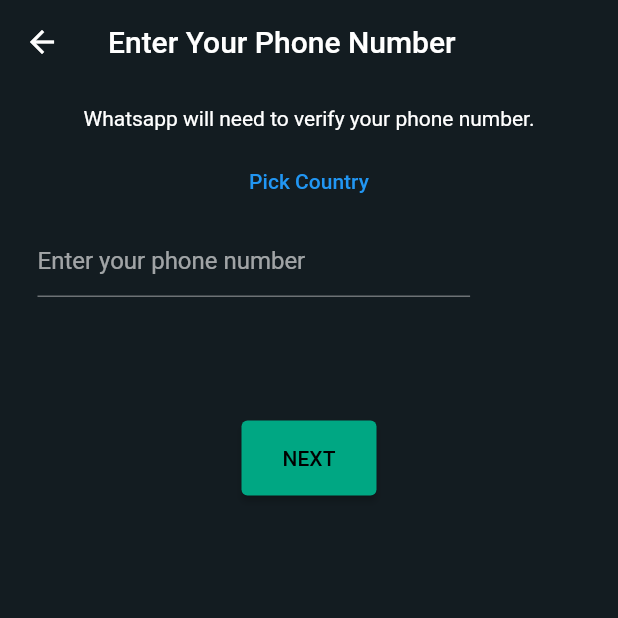
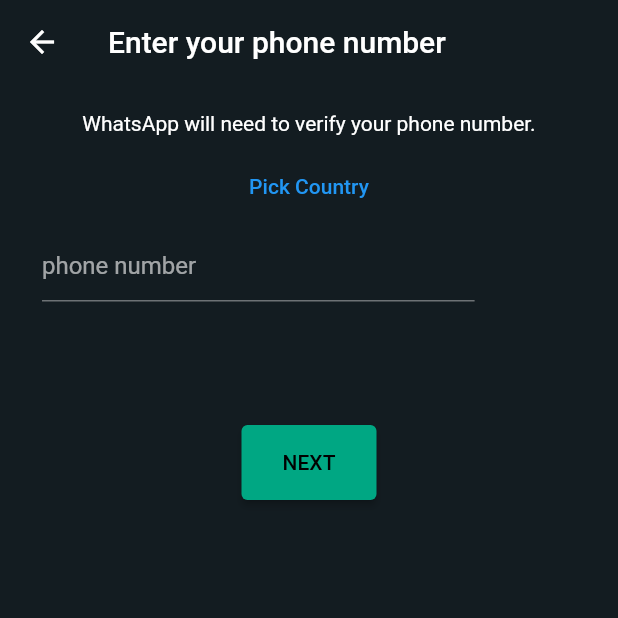
Before and after one commit to abdurrafay2/whatsapp_ui, a Flutter app: the screen it shows after launch, after a tap on "AGREE AND CONTINUE", on a phone screen of 412 x 824 dp, the top half of it. Run offline on Flutter 3.47's test engine with Material 2 defaults, Android fonts, the phone set to English and light mode, and no system bars; our stand-ins replace cloud_firestore, country_picker, firebase_auth, firebase_core, flutter_riverpod, riverpod; accounts and stored records are empty.

Commit message:
otp complete
screen left

```diff
--- a/lib/features/auth/screens/login_screen.dart
+++ b/lib/features/auth/screens/login_screen.dart
@@ -1,11 +1,10 @@
 import 'package:country_picker/country_picker.dart';
 import 'package:flutter/material.dart';
-import 'package:whatsapp_ui/colors.dart';
+import 'package:flutter_riverpod/flutter_riverpod.dart';
+import 'package:whatsapp_ui/common/util/colors.dart';
 import 'package:whatsapp_ui/common/util/utils.dart';
 import 'package:whatsapp_ui/common/widgets/custom_button.dart';
-import 'package:flutter_riverpod/flutter_riverpod.dart';
 import 'package:whatsapp_ui/features/auth/controller/auth_controller.dart';
-import 'package:whatsapp_ui/features/auth/screens/otp_screen.dart';
 
 class LoginScreen extends ConsumerStatefulWidget {
   static const routeName = '/login-screen';
@@ -40,7 +39,7 @@ class _LoginScreenState extends ConsumerState<LoginScreen> {
     if (country != null && phoneNumber.isNotEmpty) {
       ref
           .read(authControllerProvider)
-          .signInWithPhone(context, '${country!.phoneCode}$phoneNumber');
+          .signInWithPhone(context, '+${country!.phoneCode}$phoneNumber');
     } else {
       showSnackBar(context: context, content: 'Fill out all the fields');
     }
@@ -52,20 +51,21 @@ class _LoginScreenState extends ConsumerState<LoginScreen> {
 
     return Scaffold(
       appBar: AppBar(
-        title: const Text("Enter Your Phone Number"),
+        title: const Text('Enter your phone number'),
         elevation: 0,
         backgroundColor: backgroundColor,
       ),
-      body: Padding(
-        padding: const EdgeInsets.all(15.0),
-        child: Column(crossAxisAlignment: CrossAxisAlignment.center, children: [
-          const Text("Whatsapp will need to verify your phone number."),
-          const SizedBox(
-            height: 10,
-          ),
+      body: SingleChildScrollView(
+        child: Padding(
+          padding: const EdgeInsets.all(18.0),
+          child: Column(
+            crossAxisAlignment: CrossAxisAlignment.center,
+            children: [
+              const Text('WhatsApp will need to verify your phone number.'),
+              const SizedBox(height: 10),
               TextButton(
                 onPressed: pickCountry,
-            child: const Text("Pick Country"),
+                child: const Text('Pick Country'),
               ),
               const SizedBox(height: 5),
               Row(
@@ -77,9 +77,10 @@ class _LoginScreenState extends ConsumerState<LoginScreen> {
                     child: TextField(
                       controller: phoneController,
                       decoration: const InputDecoration(
-                      hintText: "Enter your phone number"),
+                        hintText: 'phone number',
                       ),
-              )
+                    ),
+                  ),
                 ],
               ),
               SizedBox(height: size.height * 0.1),
@@ -87,10 +88,12 @@ class _LoginScreenState extends ConsumerState<LoginScreen> {
                 width: 90,
                 child: CustomButton(
                   onPressed: sendPhoneNumber,
-              text: ('NEXT'),
+                  text: 'NEXT',
                 ),
-          )
-        ]),
+              ),
+            ],
+          ),
+        ),
       ),
     );
   }
```
Also changed, not shown: 2 other files. Lines whose indentation alone changed are shown as unchanged.
